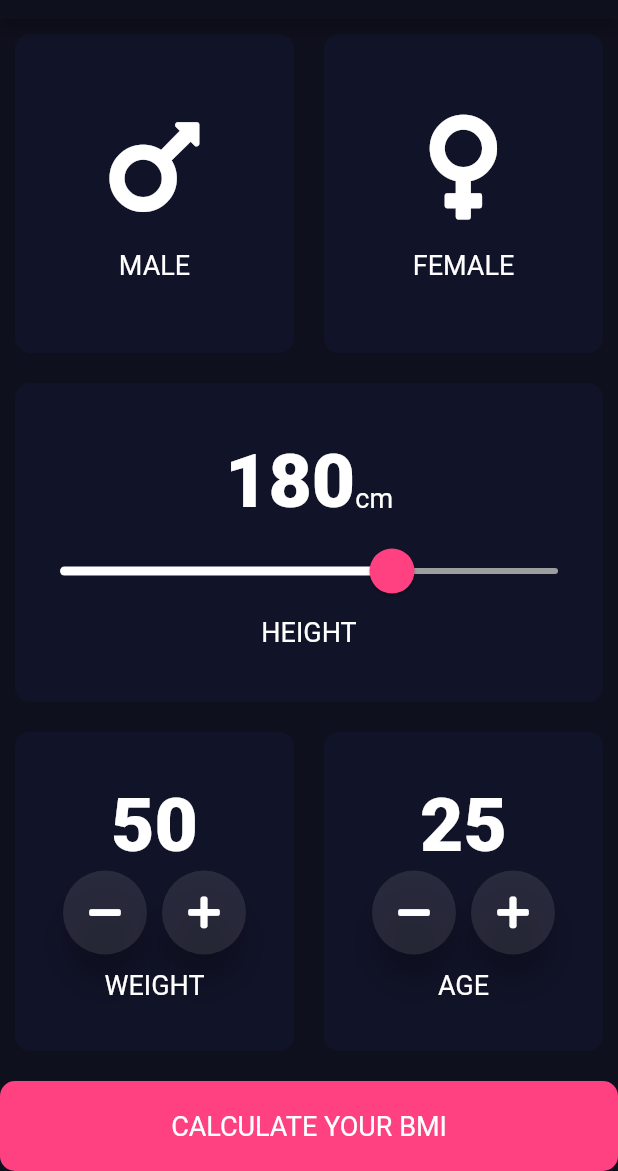
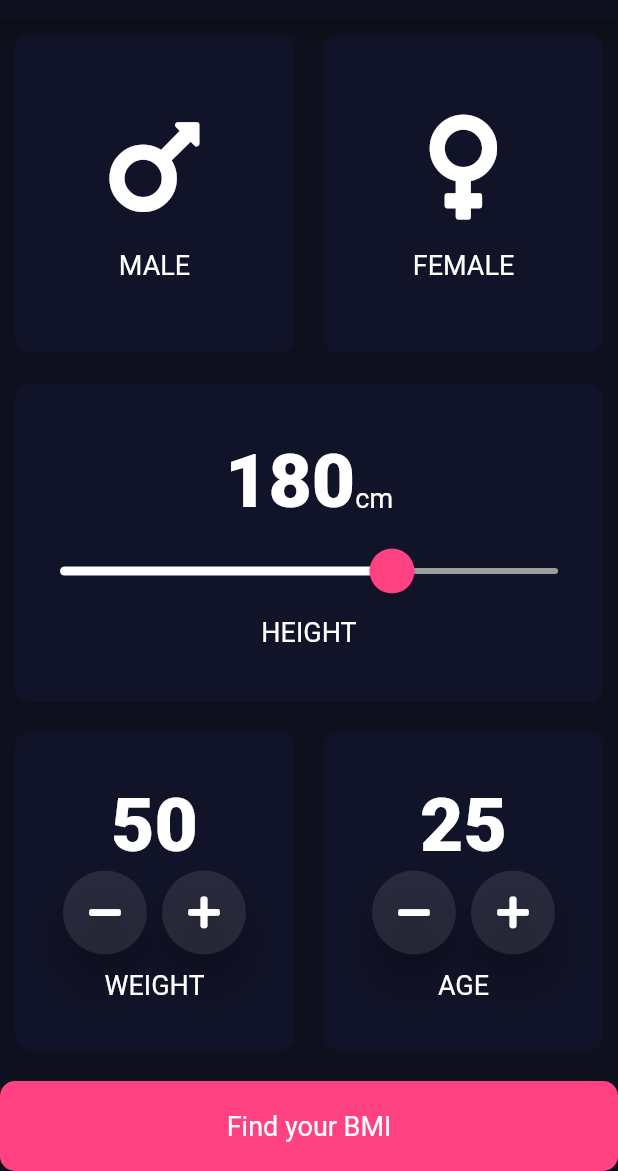
Before and after one commit to Shivakumar-SG/BMI-Calculator, a Flutter app: the screen it shows after launch, on a phone screen of 412 x 824 dp, the part 65-1236 px from its top. Run offline on Flutter 3.47's test engine with Material 2 defaults, Android fonts, the phone set to English and light mode, and no system bars; our stand-ins replace font_awesome_flutter.

```diff
--- /dev/null
+++ b/lib/bottom_button.dart
@@ -0,0 +1,31 @@
+import 'package:flutter/material.dart';
+import 'constants.dart';
+
+class BottomButton extends StatelessWidget {
+  BottomButton({@required this.onTap, @required this.bottomText});
+
+  final Function onTap;
+  final String bottomText;
+
+  @override
+  Widget build(BuildContext context) {
+    return GestureDetector(
+      onTap: onTap,
+      child: Container(
+        margin: EdgeInsets.only(top: 10.0),
+        width: 30.0,
+        height: 60.0,
+        decoration: BoxDecoration(
+          borderRadius: BorderRadius.circular(10.0),
+          color: kbottomContainerColor,
+        ),
+        child: Center(
+          child: Text(
+            bottomText,
+            style: klabelTextStyle,
+          ),
+        ),
+      ),
+    );
+  }
+}
--- a/lib/input_page.dart
+++ b/lib/input_page.dart
@@ -1,8 +1,12 @@
+import 'package:bmi_calculator/result_page.dart';
 import 'package:flutter/material.dart';
 import 'package:font_awesome_flutter/font_awesome_flutter.dart';
 import 'reusable_card.dart';
 import 'column_icon.dart';
 import 'constants.dart';
+import 'result_page.dart';
+import 'bottom_button.dart';
+import 'round_icon_button.dart';
 
 enum ColorCardType {
   maleCard,
@@ -124,6 +128,7 @@ class _InputPageState extends State<InputPage> {
                 ),
               ),
             ),
+            //for weight and age
             Expanded(
               child: Row(
                 children: <Widget>[
@@ -220,44 +225,19 @@ class _InputPageState extends State<InputPage> {
                 ],
               ),
             ),
-            Container(
-              margin: EdgeInsets.only(top: 10.0),
-              width: 30.0,
-              height: 60.0,
-              decoration: BoxDecoration(
-                borderRadius: BorderRadius.circular(10.0),
-                color: kbottomContainerColor,
-              ),
-              child: Center(
-                child: Text(
-                  'CALCULATE YOUR BMI',
-                  style: klabelTextStyle,
-                ),
-              ),
+            //result page navigator
+            BottomButton(
+              onTap: () {
+                Navigator.push(
+                  context,
+                  MaterialPageRoute(
+                    builder: (context) => ResultPage(),
+                  ),
+                );
+              },
+              bottomText: 'Find your BMI',
             ),
           ],
         ));
   }
 }
-
-// creating our own customised button
-class RoundIconButton extends StatelessWidget {
-  RoundIconButton({this.icon, this.onPressed});
-  final IconData icon;
-  final Function onPressed;
-
-  @override
-  Widget build(BuildContext context) {
-    return RawMaterialButton(
-      fillColor: Colors.white10,
-      shape: CircleBorder(),
-      constraints: BoxConstraints.tightFor(
-        height: 56.0,
-        width: 56.0,
-      ),
-      elevation: 10.0,
-      onPressed: onPressed,
-      child: Icon(icon),
-    );
-  }
-}
--- /dev/null
+++ b/lib/round_icon_button.dart
@@ -0,0 +1,23 @@
+import 'package:flutter/material.dart';
+
+// creating our own customised button
+class RoundIconButton extends StatelessWidget {
+  RoundIconButton({this.icon, this.onPressed});
+  final IconData icon;
+  final Function onPressed;
+
+  @override
+  Widget build(BuildContext context) {
+    return RawMaterialButton(
+      fillColor: Colors.white10,
+      shape: CircleBorder(),
+      constraints: BoxConstraints.tightFor(
+        height: 56.0,
+        width: 56.0,
+      ),
+      elevation: 10.0,
+      onPressed: onPressed,
+      child: Icon(icon),
+    );
+  }
+}
```
Also changed, not shown: lib/constants.dart (+20 -0 lines), lib/result_page.dart (added, +62 -0 lines).
